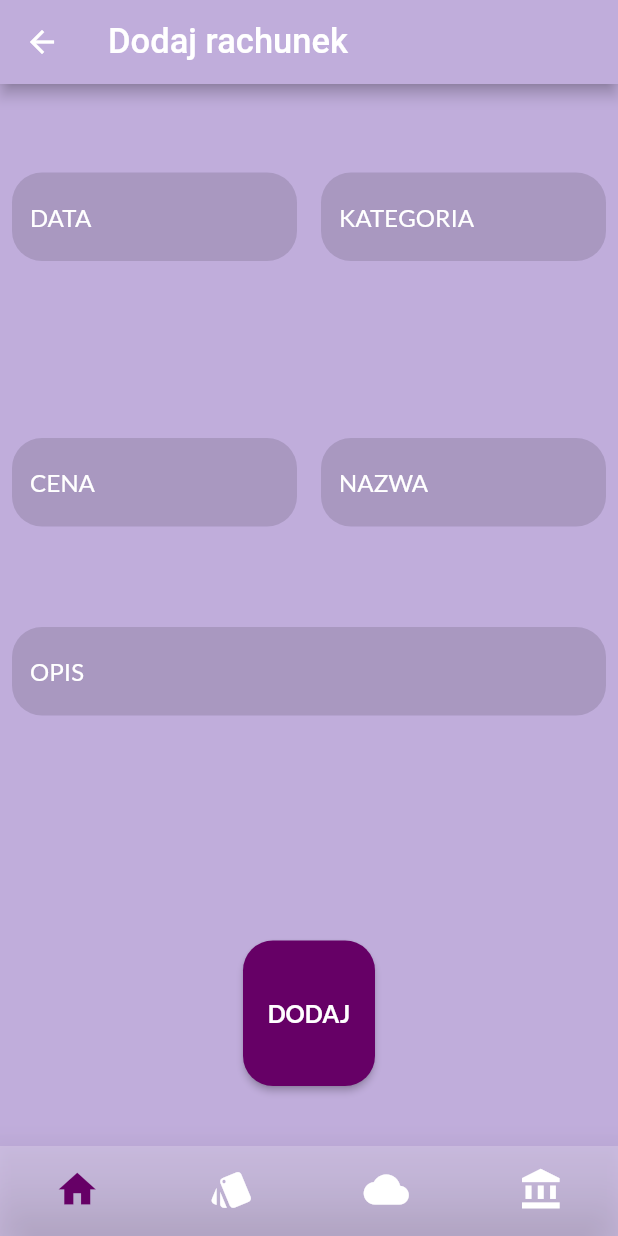
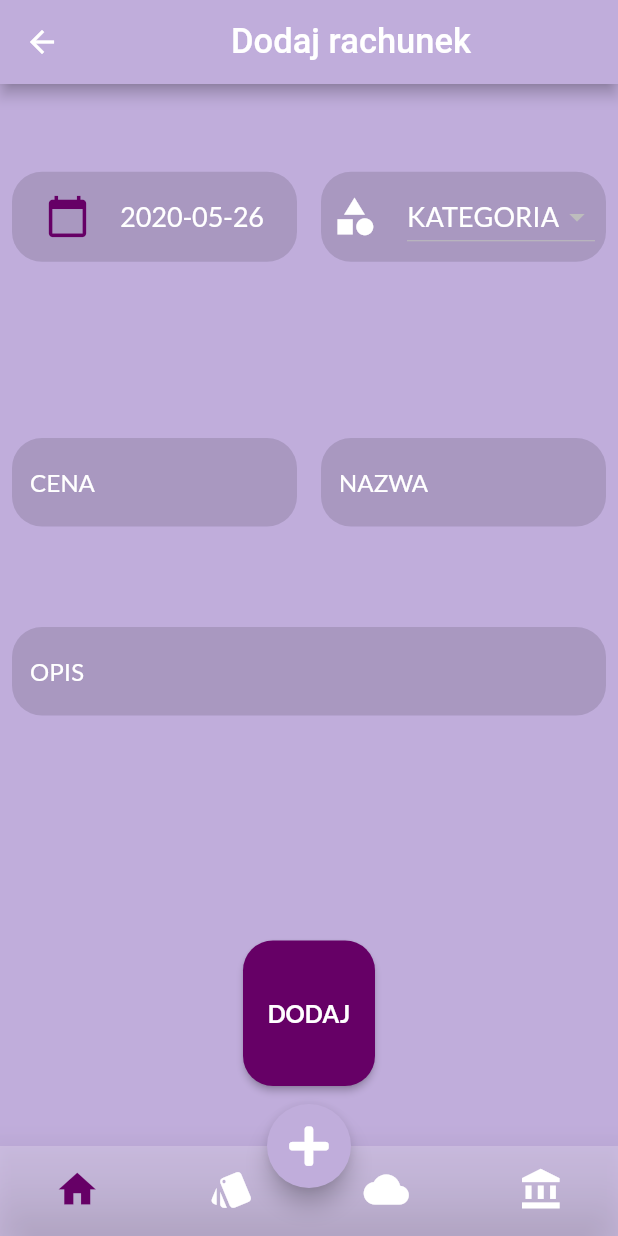
Before and after one commit to monika-maria/MyBudget-Flutter, a Flutter app: the ExpenseAddScreen screen opened by its route, on a phone screen of 412 x 824 dp. Run offline on Flutter 3.47's test engine with Material 2 defaults, Android fonts, the phone set to English and light mode, and no system bars; our stand-ins replace font_awesome_flutter; missing offline and left inert: dart:ffi, date_range_picker; accounts and stored records are empty; network calls fail.

Commit message:
dodawanie rachunku - wybor daty i kategorii

```diff
--- a/lib/screens/account_screen.dart
+++ b/lib/screens/account_screen.dart
@@ -140,6 +140,11 @@ class _AccountScreenState extends State<AccountScreen> {
                     color: Colors.white,
                   ),
                   hintText: 'WPROWADŹ KWOTĘ',
+                  hintStyle: TextStyle(
+                    color: Colors.white,
+//                          fontSize: 15.0,
+                    fontFamily: 'Lato',
+                  ),
                   filled: true,
                   fillColor: Colors.black12,
                 ),
--- a/lib/screens/expense_add_screen.dart
+++ b/lib/screens/expense_add_screen.dart
@@ -1,4 +1,6 @@
 import 'package:flutter/material.dart';
+import 'package:intl/intl.dart';
+import 'package:mybudget/components/floating_action_button.dart';
 import 'package:mybudget/constants.dart';
 import 'package:mybudget/components/tab_bar_navigation.dart';
 import 'package:mybudget/models/Category.dart';
@@ -14,6 +16,7 @@ class ExpenseAddScreen extends StatefulWidget {
 
 class _ExpenseAddScreenState extends State<ExpenseAddScreen> {
   List<Category> categories = List();
+  List<DropdownMenuItem<Category>> dropdownMenuItems;
   final TextEditingController dateController = TextEditingController();
   final TextEditingController categoryIdController = TextEditingController();
   final TextEditingController amountController = TextEditingController();
@@ -23,15 +26,57 @@ class _ExpenseAddScreenState extends State<ExpenseAddScreen> {
   @override
   void initState() {
     super.initState();
+    NetworkHelper.getCategories().then((categoriesFromServer) {
+      setState(() {
+        categories = categoriesFromServer;
+        dropdownMenuItems = buildDropdownMenuItems(categories);
+      });
+    });
+  }
+
+  List<DropdownMenuItem<Category>> buildDropdownMenuItems(List categories) {
+    List<DropdownMenuItem<Category>> items = List();
+    for (Category c in categories) {
+      items.add(DropdownMenuItem(
+        value: c,
+        child: Text(c.name),
+      ));
+    }
+    return items;
+  }
+
+  DateTime date = DateTime.now();
+  String dateString = DateFormat('yyyy-MM-dd').format(DateTime.now());
+  Category _category;
+  Color _color = Colors.white;
+
+  void updateDate(DateTime _date) {
+    dateString = DateFormat('yyyy-MM-dd').format(_date);
+  }
+
+  void updateCategory(int _categoryId) {
+    _category = categories
+        .where((element) => element.categoryId == _categoryId)
+        .toList()[0];
+//    _color = Color(int.parse(_category.color.replaceAll('#', '0xFF')));
+  }
+
+  onChangeDropdownItem(Category category) {
+    setState(() {
+      _category = category;
+      _color = Color(int.parse(_category.color.replaceAll('#', '0xFF')));
+    });
   }
 
   @override
   Widget build(BuildContext context) {
     return Scaffold(
       appBar: AppBar(
-        title: Text(
+        title: Center(
+          child: Text(
             'Dodaj rachunek',
             style: kAppBarTextStyle,
+          ),
         ),
         backgroundColor: kSecondaryColor,
       ),
@@ -45,45 +90,44 @@ class _ExpenseAddScreenState extends State<ExpenseAddScreen> {
                     padding: EdgeInsets.all(8.0),
                     child: GestureDetector(
                       onTap: () async {
-//                        final List<DateTime> picked =
-//                        await DatePickerMode.showDatePicker(
-//                            context: context,
-//                            initialFirstDate: dateFrom,
-//                            initialLastDate: dateTo,
-//                            firstDate: DateTime(2015),
-//                            lastDate: DateTime(2090));
-//                        if (picked != null && picked.length == 2) {
-//                          setState(() {
-//                            updateDates(picked.elementAt(0), picked.elementAt(1));
-//                          });
-//                        }
+                        final DateTime picked = await showDatePicker(
+                            context: context,
+                            initialDate: date,
+                            firstDate: DateTime(2015),
+                            lastDate: DateTime(2090));
+                        if (picked != null) {
+                          setState(() {
+                            updateDate(picked);
+                          });
+                        }
                       },
-                      child: TextField(
-                        controller: dateController,
-                        obscureText: false,
-                        decoration: InputDecoration(
-                          enabledBorder: OutlineInputBorder(
-                            borderSide: BorderSide(
-                              color: Colors.transparent,
+                      child: Container(
+//                        margin: EdgeInsets.all(15.0),
+                        height: 60.0,
+                        decoration: BoxDecoration(
+                          color: Colors.black12,
+                          borderRadius: BorderRadius.circular(20.0),
                         ),
-                            borderRadius:
-                                BorderRadius.all(Radius.circular(20.0)),
+                        child: Row(
+                          mainAxisAlignment: MainAxisAlignment.center,
+                          children: <Widget>[
+                            Icon(
+                              Icons.calendar_today,
+                              color: Color(0xFF660066), //Colors.white,
+                              size: 30.0,
                             ),
-                          focusedBorder: OutlineInputBorder(
-                            borderSide: BorderSide(
-                              color: Colors.transparent,
+                            SizedBox(
+                              width: 20.0,
                             ),
-                            borderRadius:
-                                BorderRadius.all(Radius.circular(20.0)),
-                          ),
-                          hintText: 'DATA',
-                          hintStyle: TextStyle(
+                            Text(
+                              '$dateString',
+                              style: TextStyle(
+                                fontSize: 18,
                                 color: Colors.white,
-//                          fontSize: 15.0,
                                 fontFamily: 'Lato',
                               ),
-                          filled: true,
-                          fillColor: Colors.black12,
+                            ),
+                          ],
                         ),
                       ),
                     ),
@@ -92,30 +136,45 @@ class _ExpenseAddScreenState extends State<ExpenseAddScreen> {
                 Expanded(
                   child: Padding(
                     padding: const EdgeInsets.all(8.0),
-                    child: TextField(
-                      controller: categoryIdController,
-                      obscureText: false,
-                      decoration: InputDecoration(
-                        enabledBorder: OutlineInputBorder(
-                          borderSide: BorderSide(
-                            color: Colors.transparent,
+                    child: Container(
+//                        margin: EdgeInsets.all(15.0),
+                      height: 60.0,
+                      decoration: BoxDecoration(
+                        color: Colors.black12,
+                        borderRadius: BorderRadius.circular(20.0),
                       ),
-                          borderRadius: BorderRadius.all(Radius.circular(20.0)),
+                      child: Row(
+                        mainAxisAlignment: MainAxisAlignment.center,
+                        children: <Widget>[
+                          Icon(
+                            Icons.category,
+                            color: _color,
+                            size: 30.0,
                           ),
-                        focusedBorder: OutlineInputBorder(
-                          borderSide: BorderSide(
-                            color: Colors.transparent,
+                          SizedBox(
+                            width: 20.0,
                           ),
-                          borderRadius: BorderRadius.all(Radius.circular(20.0)),
-                        ),
-                        hintText: 'KATEGORIA',
-                        hintStyle: TextStyle(
+                          DropdownButton(
+                            hint: Text(
+                              'KATEGORIA',
+                              style: TextStyle(
+                                fontSize: 18,
                                 color: Colors.white,
-//                          fontSize: 15.0,
                                 fontFamily: 'Lato',
                               ),
-                        filled: true,
-                        fillColor: Colors.black12,
+                            ),
+                            value: _category,
+                            items: dropdownMenuItems,
+                            onChanged: onChangeDropdownItem,
+//                            dropdownColor: kPrimaryColor,
+                            dropdownColor: Color(0xFF660066),
+                            style: TextStyle(
+                              fontSize: 18,
+                              color: Colors.white, //Color(0xFF660066),
+                              fontFamily: 'Lato',
+                            ),
+                          ),
+                        ],
                       ),
                     ),
                   ),
@@ -251,6 +310,8 @@ class _ExpenseAddScreenState extends State<ExpenseAddScreen> {
           ),
         ],
       ),
+      floatingActionButton: getFloatingActionButton(context),
+      floatingActionButtonLocation: FloatingActionButtonLocation.centerDocked,
       bottomNavigationBar: TabBarNavigation(
         currentIndex: ExpenseAddScreen.index,
       ),
--- a/lib/screens/statistics_screen.dart
+++ b/lib/screens/statistics_screen.dart
@@ -101,7 +101,7 @@ class _StatisticsScreenState extends State<StatisticsScreen> {
                 margin: EdgeInsets.all(15.0),
                 decoration: BoxDecoration(
                   color: Colors.black12,
-                    borderRadius: BorderRadius.circular(40.0),
+                  borderRadius: BorderRadius.circular(20.0),
                 ),
                 child: Row(
                   mainAxisAlignment: MainAxisAlignment.center,
@@ -131,7 +131,8 @@ class _StatisticsScreenState extends State<StatisticsScreen> {
                       ),
                     ),
                   ],
-                  )),
+                ),
+              ),
             ),
           ),
           Expanded(
--- a/lib/services/NetworkHelper.dart
+++ b/lib/services/NetworkHelper.dart
@@ -1,4 +1,5 @@
 import 'package:http/http.dart' as http;
+import 'package:mybudget/models/Category.dart';
 import 'package:mybudget/models/Expense.dart';
 import 'package:mybudget/models/SumCategory.dart';
 import 'package:mybudget/models/Statistics.dart';
@@ -89,4 +90,25 @@ class NetworkHelper {
       throw Exception(e.toString());
     }
   }
+
+  //Pobieranie kategorii
+  static Future<List<Category>> getCategories() async {
+    try {
+      final response = await http.get('$url/categories');
+      if (response.statusCode == 200) {
+        print('200');
+        List<Category> list = parseCategories(utf8.decode(response.bodyBytes));
+        return list;
+      } else {
+        throw Exception("Failed to load Categories");
+      }
+    } catch (e) {
+      throw Exception(e.toString());
+    }
+  }
+
+  static List<Category> parseCategories(String responseBody) {
+    final parsed = json.decode(responseBody).cast<Map<String, dynamic>>();
+    return parsed.map<Category>((json) => Category.fromJson(json)).toList();
+  }
 }
```
Lines whose indentation alone changed are shown as unchanged.
